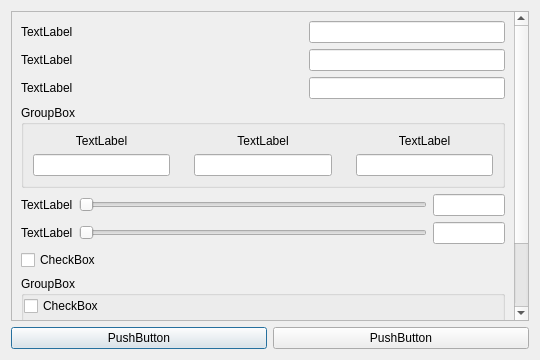
Qt form frontend/src/app/edit_assist_program_config_dialog.ui (JaderoChan/LineageCheating) before a commit.
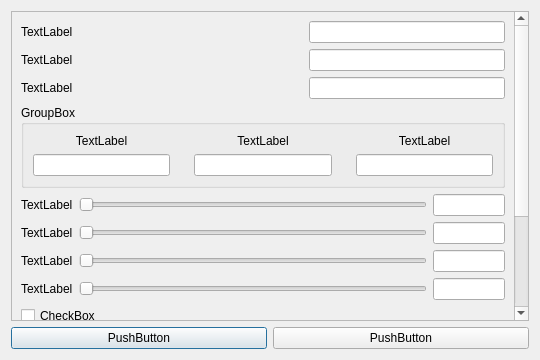
The same form after that commit.

Commit message: 新帧主从机治疗阈值编辑

```diff
--- a/frontend/src/app/edit_assist_program_config_dialog.ui
+++ b/frontend/src/app/edit_assist_program_config_dialog.ui
@@ -40,9 +40,9 @@
       <property name="geometry">
        <rect>
         <x>0</x>
-        <y>-36</y>
+        <y>0</y>
         <width>503</width>
-        <height>372</height>
+        <height>424</height>
        </rect>
       </property>
       <layout class="QVBoxLayout" name="verticalLayout">
@@ -115,7 +115,7 @@
                   </property>
                   <property name="maximumSize">
                    <size>
-                    <width>64</width>
+                    <width>72</width>
                     <height>16777215</height>
                    </size>
                   </property>
@@ -124,8 +124,12 @@
                </layout>
               </widget>
              </item>
-             <item row="0" column="2">
-              <widget class="QLineEdit" name="treatTimeIntervalInpputLineEdit"/>
+             <item row="2" column="0">
+              <widget class="QLabel" name="cpsTextLabel">
+               <property name="text">
+                <string>TextLabel</string>
+               </property>
+              </widget>
              </item>
              <item row="6" column="0" colspan="3">
               <widget class="QWidget" name="widget_8" native="true">
@@ -160,7 +164,7 @@
                  <widget class="QLineEdit" name="backhomeHpThresholdLineEdit">
                   <property name="minimumSize">
                    <size>
-                    <width>64</width>
+                    <width>72</width>
                     <height>0</height>
                    </size>
                   </property>
@@ -175,31 +179,53 @@
                </layout>
               </widget>
              </item>
-             <item row="0" column="1">
-              <spacer name="horizontalSpacer">
-               <property name="orientation">
-                <enum>Qt::Horizontal</enum>
-               </property>
-               <property name="sizeHint" stdset="0">
-                <size>
-                 <width>40</width>
-                 <height>20</height>
-                </size>
-               </property>
-              </spacer>
-             </item>
-             <item row="1" column="1">
-              <spacer name="horizontalSpacer_2">
-               <property name="orientation">
-                <enum>Qt::Horizontal</enum>
-               </property>
-               <property name="sizeHint" stdset="0">
-                <size>
-                 <width>40</width>
-                 <height>20</height>
-                </size>
-               </property>
-              </spacer>
+             <item row="7" column="0" colspan="3">
+              <widget class="QWidget" name="widget_10" native="true">
+               <layout class="QHBoxLayout" name="horizontalLayout_7">
+                <property name="leftMargin">
+                 <number>0</number>
+                </property>
+                <property name="topMargin">
+                 <number>0</number>
+                </property>
+                <property name="rightMargin">
+                 <number>0</number>
+                </property>
+                <property name="bottomMargin">
+                 <number>0</number>
+                </property>
+                <item>
+                 <widget class="QLabel" name="masterTreatThresoldTextLabel">
+                  <property name="text">
+                   <string>TextLabel</string>
+                  </property>
+                 </widget>
+                </item>
+                <item>
+                 <widget class="QSlider" name="masterTreatThresoldSlider">
+                  <property name="orientation">
+                   <enum>Qt::Horizontal</enum>
+                  </property>
+                 </widget>
+                </item>
+                <item>
+                 <widget class="QLineEdit" name="masterTreatThresoldLineEdit">
+                  <property name="minimumSize">
+                   <size>
+                    <width>72</width>
+                    <height>0</height>
+                   </size>
+                  </property>
+                  <property name="maximumSize">
+                   <size>
+                    <width>72</width>
+                    <height>16777215</height>
+                   </size>
+                  </property>
+                 </widget>
+                </item>
+               </layout>
+              </widget>
              </item>
              <item row="2" column="1">
               <spacer name="horizontalSpacer_3">
@@ -214,16 +240,6 @@
                </property>
               </spacer>
              </item>
-             <item row="2" column="0">
-              <widget class="QLabel" name="cpsTextLabel">
-               <property name="text">
-                <string>TextLabel</string>
-               </property>
-              </widget>
-             </item>
-             <item row="2" column="2">
-              <widget class="QLineEdit" name="cpsInputLineEdit"/>
-             </item>
              <item row="1" column="0">
               <widget class="QLabel" name="frameGetterTimeoutTextLabel">
                <property name="text">
@@ -231,13 +247,6 @@
                </property>
               </widget>
              </item>
-             <item row="0" column="0">
-              <widget class="QLabel" name="treatTimeIntervalTextLabel">
-               <property name="text">
-                <string>TextLabel</string>
-               </property>
-              </widget>
-             </item>
              <item row="4" column="0" colspan="3">
               <widget class="QGroupBox" name="hotkeyGroupBox">
                <property name="title">
@@ -316,16 +325,103 @@
                </layout>
               </widget>
              </item>
-             <item row="1" column="2">
-              <widget class="QLineEdit" name="frameGetterTimeoutInputLineEdit"/>
+             <item row="0" column="0">
+              <widget class="QLabel" name="treatTimeIntervalTextLabel">
+               <property name="text">
+                <string>TextLabel</string>
+               </property>
+              </widget>
              </item>
-             <item row="7" column="0">
+             <item row="2" column="2">
+              <widget class="QLineEdit" name="cpsInputLineEdit"/>
+             </item>
+             <item row="1" column="1">
+              <spacer name="horizontalSpacer_2">
+               <property name="orientation">
+                <enum>Qt::Horizontal</enum>
+               </property>
+               <property name="sizeHint" stdset="0">
+                <size>
+                 <width>40</width>
+                 <height>20</height>
+                </size>
+               </property>
+              </spacer>
+             </item>
+             <item row="0" column="1">
+              <spacer name="horizontalSpacer">
+               <property name="orientation">
+                <enum>Qt::Horizontal</enum>
+               </property>
+               <property name="sizeHint" stdset="0">
+                <size>
+                 <width>40</width>
+                 <height>20</height>
+                </size>
+               </property>
+              </spacer>
+             </item>
+             <item row="0" column="2">
+              <widget class="QLineEdit" name="treatTimeIntervalInpputLineEdit"/>
+             </item>
+             <item row="9" column="0">
               <widget class="QCheckBox" name="enableBackhomeOnFootmanHpLowCheckBox">
                <property name="text">
                 <string>CheckBox</string>
                </property>
               </widget>
              </item>
+             <item row="1" column="2">
+              <widget class="QLineEdit" name="frameGetterTimeoutInputLineEdit"/>
+             </item>
+             <item row="8" column="0" colspan="3">
+              <widget class="QWidget" name="widget_11" native="true">
+               <layout class="QHBoxLayout" name="horizontalLayout_2">
+                <property name="leftMargin">
+                 <number>0</number>
+                </property>
+                <property name="topMargin">
+                 <number>0</number>
+                </property>
+                <property name="rightMargin">
+                 <number>0</number>
+                </property>
+                <property name="bottomMargin">
+                 <number>0</number>
+                </property>
+                <item>
+                 <widget class="QLabel" name="footmanTreatThresoldTextLabel">
+                  <property name="text">
+                   <string>TextLabel</string>
+                  </property>
+                 </widget>
+                </item>
+                <item>
+                 <widget class="QSlider" name="footmanTreatThresoldSlider">
+                  <property name="orientation">
+                   <enum>Qt::Horizontal</enum>
+                  </property>
+                 </widget>
+                </item>
+                <item>
+                 <widget class="QLineEdit" name="footmanTreatThresoldLineEdit">
+                  <property name="minimumSize">
+                   <size>
+                    <width>72</width>
+                    <height>0</height>
+                   </size>
+                  </property>
+                  <property name="maximumSize">
+                   <size>
+                    <width>72</width>
+                    <height>16777215</height>
+                   </size>
+                  </property>
+                 </widget>
+                </item>
+               </layout>
+              </widget>
+             </item>
             </layout>
            </widget>
           </item>
```
The commit also changes 2 other files.
